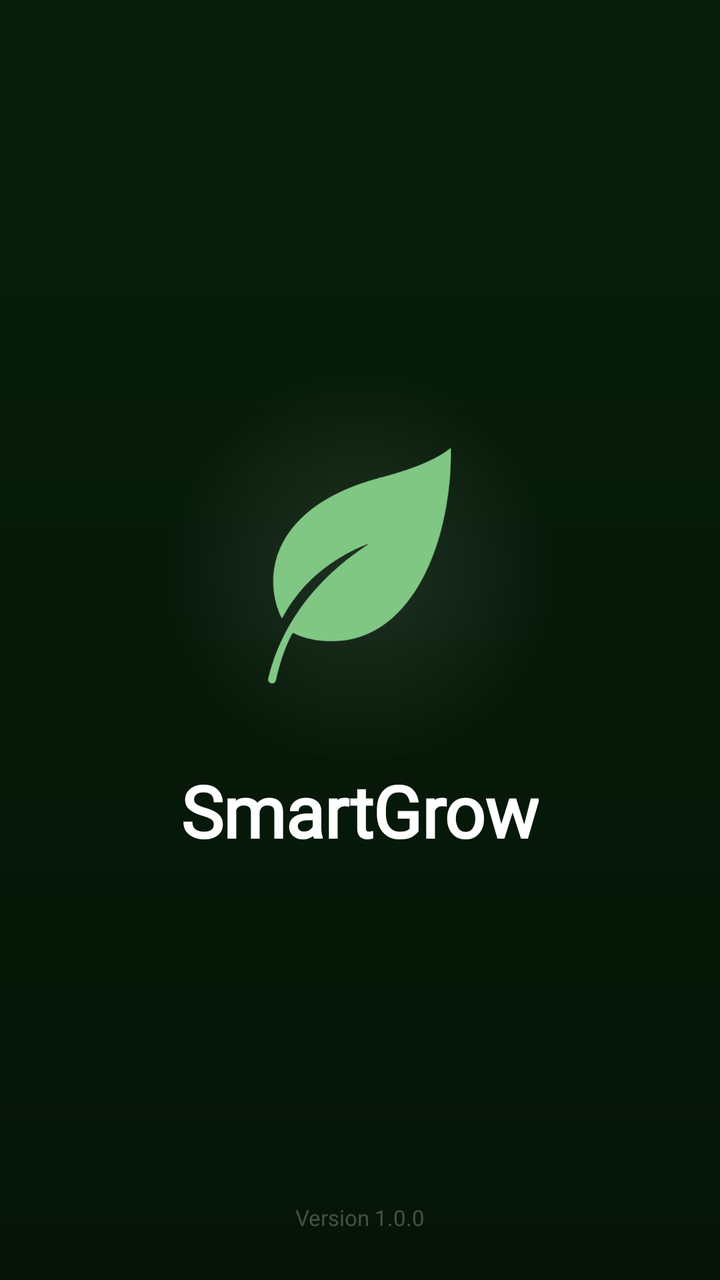
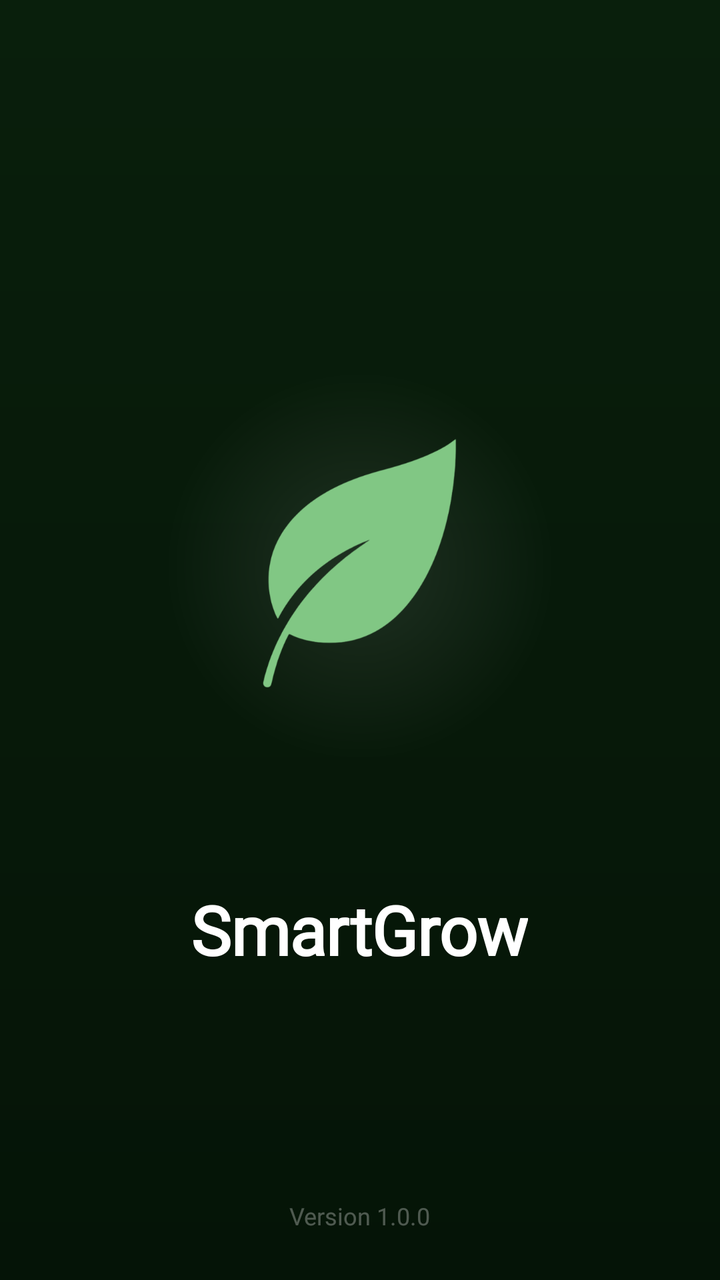

Two renders of the same Android screen: before a commit and after it. Below are the layout's source before the change and the commit's diff.
<!-- AndroidManifest.xml: application theme Theme.SmartGrow -->
<!-- res/layout/activity_splash.xml -->
<?xml version="1.0" encoding="utf-8"?>
<androidx.constraintlayout.widget.ConstraintLayout
    xmlns:android="http://schemas.android.com/apk/res/android"
    xmlns:app="http://schemas.android.com/apk/res-auto"
    android:layout_width="match_parent"
    android:layout_height="match_parent"
    android:background="@drawable/bg_nature_earth">


    <View
        android:id="@+id/view_background_aura"
        android:layout_width="280dp"
        android:layout_height="280dp"
        android:alpha="0.2"
        android:background="@drawable/logo_glow_circle"
        app:layout_constraintTop_toTopOf="@id/img_splash_logo"
        app:layout_constraintBottom_toBottomOf="@id/img_splash_logo"
        app:layout_constraintStart_toStartOf="@id/img_splash_logo"
        app:layout_constraintEnd_toEndOf="@id/img_splash_logo" />

    <ImageView
        android:id="@+id/img_splash_logo"
        android:layout_width="0dp"
        android:layout_height="0dp"
        android:src="@drawable/smartgrow_logo"
        android:contentDescription="SmartGrow Organic Logo"
        app:tint="#81C784" app:layout_constraintWidth_percent="0.36"
        app:layout_constraintDimensionRatio="1:1"
        app:layout_constraintTop_toTopOf="parent"
        app:layout_constraintBottom_toBottomOf="parent"
        app:layout_constraintStart_toStartOf="parent"
        app:layout_constraintEnd_toEndOf="parent"
        app:layout_constraintVertical_bias="0.43" />

    <LinearLayout
        android:id="@+id/layout_text"
        android:layout_width="0dp"
        android:layout_height="wrap_content"
        android:orientation="vertical"
        android:gravity="center"
        android:layout_marginTop="32dp"
        android:paddingHorizontal="32dp"
        app:layout_constraintWidth_percent="0.9"
        app:layout_constraintTop_toBottomOf="@id/img_splash_logo"
        app:layout_constraintStart_toStartOf="parent"
        app:layout_constraintEnd_toEndOf="parent">

        <TextView
            android:id="@+id/tv_app_name"
            android:layout_width="wrap_content"
            android:layout_height="wrap_content"
            android:text="SmartGrow"
            android:textSize="36sp"
            android:textColor="#FFFFFF"
            android:textStyle="bold"
            android:fontFamily="@font/poppins"
            android:letterSpacing="-0.01" />

    </LinearLayout>

    <TextView
        android:id="@+id/tv_version_footer"
        android:layout_width="wrap_content"
        android:layout_height="wrap_content"
        android:layout_marginBottom="24dp"
        android:text="Version 1.0.0"
        android:textSize="11sp"
        android:textColor="#FFFFFF"
        android:alpha="0.25"
        android:fontFamily="@font/poppins"
        app:layout_constraintBottom_toBottomOf="parent"
        app:layout_constraintStart_toStartOf="parent"
        app:layout_constraintEnd_toEndOf="parent" />

</androidx.constraintlayout.widget.ConstraintLayout>
<!-- resources referenced by this layout -->
<resources>
  <!-- drawable bg_nature_earth (drawable) -->
  <?xml version="1.0" encoding="utf-8"?>
  <shape xmlns:android="http://schemas.android.com/apk/res/android"
      android:shape="rectangle">
      <gradient
          android:angle="270"
          android:startColor="#091F0C"
          android:endColor="#051407" />
  </shape>
  <!-- drawable logo_glow_circle (drawable) -->
  <?xml version="1.0" encoding="utf-8"?>
  <shape xmlns:android="http://schemas.android.com/apk/res/android"
      android:shape="oval">
      <gradient
          android:type="radial"
          android:gradientRadius="100dp"
          android:startColor="#80FFFFFF"
          android:endColor="@android:color/transparent" />
  </shape>
  <!-- drawable smartgrow_logo: png bitmap (drawable, 73503 bytes) -->
  <style name="Theme.SmartGrow" parent="Base.Theme.SmartGrow" />
  <style name="Base.Theme.SmartGrow" parent="Theme.Material3.DayNight.NoActionBar">
          <item name="android:windowBackground">@android:color/white</item>
          <item name="android:windowDisablePreview">true</item>
          <item name="android:statusBarColor">#0C6211</item>
          <item name="android:windowLightStatusBar" tools:targetApi="m">false</item>
      </style>
</resources>

<!-- the commit's change to res/layout/activity_splash.xml (unified diff, before → after) -->
@@ -6,31 +6,35 @@
     android:layout_height="match_parent"
     android:background="@drawable/bg_nature_earth">
 
-
+    
     <View
         android:id="@+id/view_background_aura"
-        android:layout_width="280dp"
-        android:layout_height="280dp"
+        android:layout_width="0dp"
+        android:layout_height="0dp"
         android:alpha="0.2"
         android:background="@drawable/logo_glow_circle"
-        app:layout_constraintTop_toTopOf="@id/img_splash_logo"
-        app:layout_constraintBottom_toBottomOf="@id/img_splash_logo"
-        app:layout_constraintStart_toStartOf="@id/img_splash_logo"
-        app:layout_constraintEnd_toEndOf="@id/img_splash_logo" />
+        app:layout_constraintWidth_percent="0.75"
+        app:layout_constraintDimensionRatio="1:1"
+        app:layout_constraintTop_toTopOf="parent"
+        app:layout_constraintBottom_toBottomOf="parent"
+        app:layout_constraintStart_toStartOf="parent"
+        app:layout_constraintEnd_toEndOf="parent"
+        app:layout_constraintVertical_bias="0.4" />
 
+    
     <ImageView
         android:id="@+id/img_splash_logo"
         android:layout_width="0dp"
         android:layout_height="0dp"
         android:src="@drawable/smartgrow_logo"
         android:contentDescription="SmartGrow Organic Logo"
-        app:tint="#81C784" app:layout_constraintWidth_percent="0.36"
+        app:tint="#81C784"
+        app:layout_constraintWidth_percent="0.38"
         app:layout_constraintDimensionRatio="1:1"
-        app:layout_constraintTop_toTopOf="parent"
-        app:layout_constraintBottom_toBottomOf="parent"
-        app:layout_constraintStart_toStartOf="parent"
-        app:layout_constraintEnd_toEndOf="parent"
-        app:layout_constraintVertical_bias="0.43" />
+        app:layout_constraintTop_toTopOf="@id/view_background_aura"
+        app:layout_constraintBottom_toBottomOf="@id/view_background_aura"
+        app:layout_constraintStart_toStartOf="@id/view_background_aura"
+        app:layout_constraintEnd_toEndOf="@id/view_background_aura" />
 
     <LinearLayout
         android:id="@+id/layout_text"
@@ -38,10 +42,10 @@
         android:layout_height="wrap_content"
         android:orientation="vertical"
         android:gravity="center"
-        android:layout_marginTop="32dp"
+        android:layout_marginTop="24dp"
         android:paddingHorizontal="32dp"
         app:layout_constraintWidth_percent="0.9"
-        app:layout_constraintTop_toBottomOf="@id/img_splash_logo"
+        app:layout_constraintTop_toBottomOf="@id/view_background_aura"
         app:layout_constraintStart_toStartOf="parent"
         app:layout_constraintEnd_toEndOf="parent">
 
@@ -50,7 +54,7 @@
             android:layout_width="wrap_content"
             android:layout_height="wrap_content"
             android:text="SmartGrow"
-            android:textSize="36sp"
+            android:textSize="34sp"
             android:textColor="#FFFFFF"
             android:textStyle="bold"
             android:fontFamily="@font/poppins"
@@ -64,9 +68,9 @@
         android:layout_height="wrap_content"
         android:layout_marginBottom="24dp"
         android:text="Version 1.0.0"
-        android:textSize="11sp"
+        android:textSize="12sp"
         android:textColor="#FFFFFF"
-        android:alpha="0.25"
+        android:alpha="0.3"
         android:fontFamily="@font/poppins"
         app:layout_constraintBottom_toBottomOf="parent"
         app:layout_constraintStart_toStartOf="parent"
<!-- resource entries referenced after the edit -->
@@ -26,6 +26,12 @@
           <item name="android:windowDisablePreview">true</item>
           <item name="android:statusBarColor">#0C6211</item>
           <item name="android:windowLightStatusBar" tools:targetApi="m">false</item>
+  
+          
+          <item name="android:navigationBarColor">#F9FAFA</item>
+  
+          
+          <item name="android:windowLightNavigationBar" tools:targetApi="o">true</item>
       </style>
 </resources>
 
